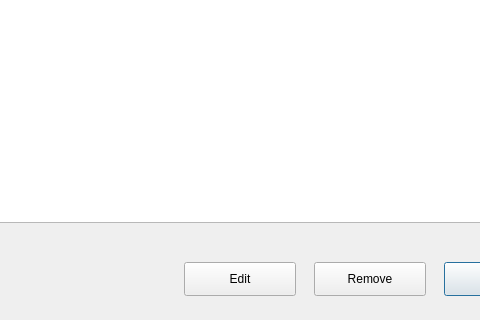
Old version of the form Usermanagement.ui in the repository peterooch/DigiFerro; both pictures show x 136 to 616 and y 128 to 448 of the 723 by 448 pixel window.
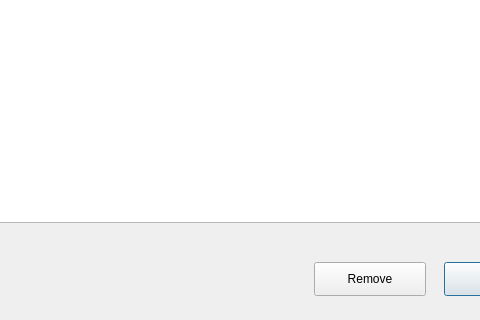
New version of the form.

The edit to the form file:
```diff
--- a/Usermanagement.ui
+++ b/Usermanagement.ui
@@ -69,19 +69,6 @@
     <string>Remove</string>
    </property>
   </widget>
-  <widget class="QPushButton" name="edit">
-   <property name="geometry">
-    <rect>
-     <x>320</x>
-     <y>390</y>
-     <width>112</width>
-     <height>34</height>
-    </rect>
-   </property>
-   <property name="text">
-    <string>Edit</string>
-   </property>
-  </widget>
  </widget>
  <resources/>
  <connections/>
```
Left out of the diff: 4 changed lines with no effect on the pictures.
